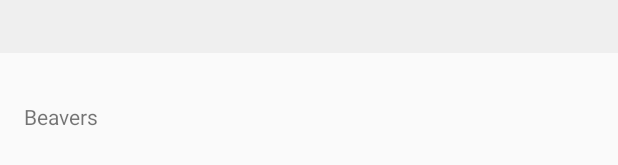
After one commit to muralivitt/CityFacts, an Android app: the layout activity_details.xml on its own in the app's theme, with its tools: preview values and no code run, on a phone screen of 412 x 824 dp. The commit adds this screen. Shown: the part 247-412 px from the top of the screen. Run offline under Robolectric (Android 15) with nearby library versions, the phone set to English and light mode, and no system bars; network calls fail.

Commit message:
Details Activity is added
1. User should be able to view details of each card by clicking on it.
2. This image will be loaded with 16:9 ratio
3. FactItem object will be passed to details activity through intent

```diff
--- a/app/src/main/AndroidManifest.xml
+++ b/app/src/main/AndroidManifest.xml
@@ -2,8 +2,10 @@
 <manifest xmlns:android="http://schemas.android.com/apk/res/android"
     package="com.app.facts">
 
-    <uses-permission android:name="android.permission.INTERNET"/>
+    <uses-permission android:name="android.permission.INTERNET" />
+
     <application
+        android:name="khee.app.vidya.App"
         android:allowBackup="true"
         android:icon="@mipmap/ic_launcher"
         android:label="@string/app_name"
@@ -17,6 +19,8 @@
                 <category android:name="android.intent.category.LAUNCHER" />
             </intent-filter>
         </activity>
+        <activity android:name=".view.DetailsActivity"
+            android:label="@string/details"></activity>
     </application>
 
 </manifest>
--- /dev/null
+++ b/app/src/main/res/layout/activity_details.xml
@@ -0,0 +1,38 @@
+<?xml version="1.0" encoding="utf-8"?>
+<LinearLayout xmlns:android="http://schemas.android.com/apk/res/android"
+    xmlns:app="http://schemas.android.com/apk/res-auto"
+    android:layout_width="match_parent"
+    android:layout_height="match_parent"
+    android:orientation="vertical"
+    app:cardCornerRadius="@dimen/margin4dp"
+    app:cardElevation="@dimen/margin4dp">
+
+
+    <ImageView
+        android:id="@+id/ivThumbnail"
+        android:layout_width="match_parent"
+        android:layout_height="200dp"
+        android:background="@color/colorGrayLight" />
+
+    <TextView
+        android:id="@+id/tvTitle"
+        android:layout_width="match_parent"
+        android:layout_height="wrap_content"
+        android:layout_marginLeft="@dimen/margin16dp"
+        android:layout_marginRight="@dimen/margin16dp"
+        android:layout_marginTop="@dimen/margin8dp"
+        android:ellipsize="end"
+        android:textColor="@color/colorBlack"
+        android:textAppearance="?android:textAppearanceMedium" />
+
+    <TextView
+        android:id="@+id/tvDescription"
+        android:layout_width="match_parent"
+        android:layout_height="wrap_content"
+        android:layout_marginBottom="@dimen/margin16dp"
+        android:layout_marginLeft="@dimen/margin16dp"
+        android:layout_marginRight="@dimen/margin16dp"
+        android:ellipsize="end"
+        android:text="Beavers" />
+
+</LinearLayout>
```
Also changed, not shown: app/src/main/java/com/app/facts/adapters/CityListAdapter.kt (+9 -7 lines), app/src/main/java/com/app/facts/utils/ImageUtils.kt (added, +39 -0 lines), app/src/main/java/com/app/facts/view/DetailsActivity.kt (added, +30 -0 lines).
